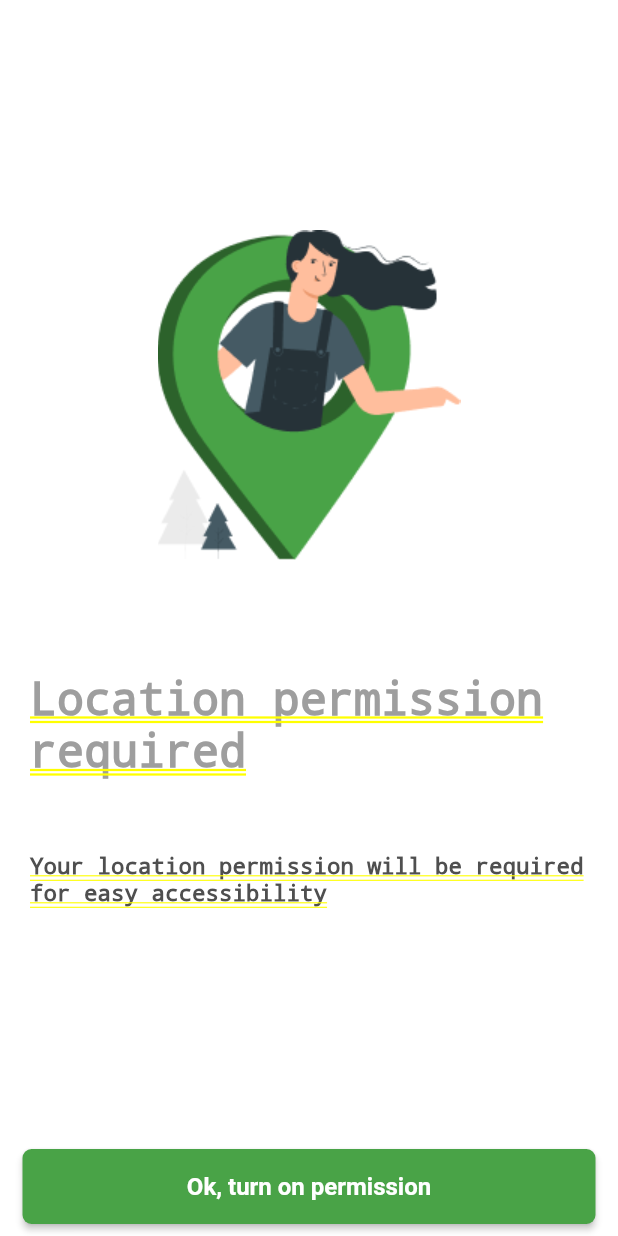
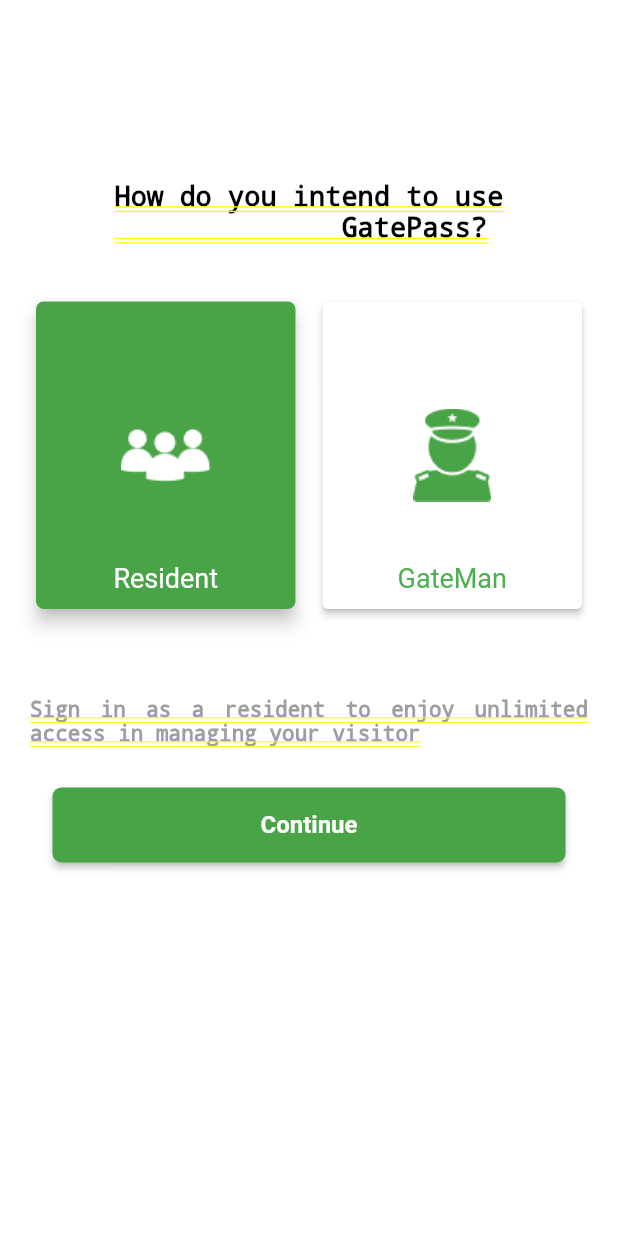
Before and after one commit to hngi/flutter-gateApp., a Flutter app: the screen it shows after launch, after a tap on "Ok, turn on permission", on a phone screen of 412 x 824 dp. Run offline on Flutter 3.47's test engine with Material 2 defaults, Android fonts, the phone set to English and light mode, and no system bars.

Commit message:
feature(User type) : Type of user  - Added 2 Image asset  - Implement UI

```diff
--- a/lib/pages/add_permission.dart
+++ b/lib/pages/add_permission.dart
@@ -33,8 +33,7 @@ class _AddPermissionState extends State<AddPermission> {
           width: double.infinity,
 
           child: Column(
-            mainAxisAlignment: MainAxisAlignment.start,
-            crossAxisAlignment: CrossAxisAlignment.start,
+
             children: <Widget>[
               Text(
                 'Location permission required',
@@ -50,8 +49,8 @@ class _AddPermissionState extends State<AddPermission> {
                 'Your location permission will be required for easy accessibility ',
                   style: TextStyle(
                     fontSize: 15.0,
-                    color: GateManColors.textColor,
-                    fontWeight: FontWeight.w600,
+                    color: Colors.grey,
+//                    fontWeight: FontWeight.w600,
                   ),
                   textAlign: TextAlign.left,
                 ),
@@ -61,9 +60,10 @@ class _AddPermissionState extends State<AddPermission> {
 
 
         Container(
+          padding: EdgeInsets.all(20.0),
             child: ActionButton(
               buttonText: 'Ok, turn on permission',
-              onPressed: () {},
+              onPressed: () => Navigator.pushReplacementNamed(context, '/user-type'),
             )
         ),
       ],
--- /dev/null
+++ b/lib/pages/user_type.dart
@@ -0,0 +1,138 @@
+import 'package:flutter/material.dart';
+import 'package:flutter/painting.dart';
+import 'package:gateapp/widgets/ActionButton/action_button.dart';
+import 'package:gateapp/utils/colors.dart';
+
+
+class UserType extends StatefulWidget {
+  @override
+  _UserType createState() => _UserType();
+}
+
+class _UserType extends State<UserType> {
+
+  @override
+  Widget build(BuildContext context) {
+    return Container(
+      height: double.infinity,
+      width: double.infinity,
+      color: Colors.white,
+
+      child: Column(
+        mainAxisAlignment: MainAxisAlignment.start,
+        crossAxisAlignment: CrossAxisAlignment.start,
+        children: <Widget>[
+          Align(
+            child: Padding(
+              padding: EdgeInsets.only(top: 120.0),
+              child: Text(
+                'How do you intend to use\n\t\t\t\t\t\t\t\t\t\t\t\t\t GatePass?',
+                textAlign: TextAlign.justify,
+                style: TextStyle(
+                  fontSize: 18.0,
+                  color: Colors.black
+                ),
+              ),
+            ),
+          ),
+          SizedBox(height: 15.0),
+        GridView.count(
+          crossAxisCount: 2,
+          primary: false,
+          crossAxisSpacing: 10.0,
+          childAspectRatio: 0.85,
+          mainAxisSpacing: 10.0,
+          shrinkWrap: true,
+          padding: EdgeInsets.all(20.0),
+          children: <Widget>[
+            Card(
+              elevation: 5.0,
+              child: Container(
+                decoration: BoxDecoration(
+                  borderRadius: BorderRadius.circular(5.0),
+                  color: GateManColors.primaryColor,
+                  image: DecorationImage(
+                    image: AssetImage('assets/images/Layer.png'),
+                  )
+                ),
+                child: Align(
+                  alignment: Alignment.bottomCenter,
+                  child: Padding(
+                    padding: EdgeInsets.all(10.0),
+                    child: Text(
+                      'Resident',
+                      style: TextStyle(
+                        fontSize: 18.0,
+                        color: Colors.white,
+                      ),
+
+                    ),
+
+                  ),
+                ),
+              ),
+            ),
+
+           Card(
+              elevation: 2.0,
+
+              child: Container(
+                height: 400.0,
+                decoration: BoxDecoration(
+                  borderRadius: BorderRadius.circular(5.0),
+                  image: DecorationImage(
+                    image: AssetImage('assets/images/OfficerAsset.png'),
+                  )
+                ),
+                child: Align(
+                  alignment: Alignment.bottomCenter,
+                  child: Padding(
+                    padding: EdgeInsets.all(10.0),
+                    child: Text(
+                      'GateMan',
+                      style: TextStyle(
+                        fontSize: 18.0,
+                        color: Colors.green,
+                      ),
+
+                    ),
+
+                  ),
+                ),
+              ),
+            ),
+
+
+          ],
+        ),
+
+          SizedBox(height: 15.0),
+          Align(
+            child: Padding(
+              padding: EdgeInsets.only(top: 20.0, left: 20, right: 20),
+              child: Text(
+                'Sign in as a resident to enjoy unlimited \t\t\t\t\t\t\t\t\t\t\t\t\taccess in managing your visitor',
+                textAlign: TextAlign.justify,
+                style: TextStyle(
+                    fontSize: 14.0,
+                    color: Colors.grey
+                ),
+              ),
+            ),
+          ),
+
+
+          Container(
+              padding: EdgeInsets.all(20.0),
+              child: ActionButton(
+                buttonText: 'Continue',
+                onPressed: () {},
+              )
+          ),
+        ],
+      ),
+    );
+
+  }
+
+}
--- a/lib/routes/routes.dart
+++ b/lib/routes/routes.dart
@@ -5,6 +5,7 @@ import 'package:gateapp/pages/Pager/pager.dart';
 import 'package:gateapp/pages/add_permission.dart';
 import 'package:gateapp/pages/manage_address.dart';
 import 'package:gateapp/pages/splash_screen.dart';
+import 'package:gateapp/pages/user_type.dart';
 
 class Routes {
   static Route<dynamic> generateRoute(RouteSettings settings) {
@@ -24,6 +25,9 @@ class Routes {
       case '/add-location':
         return MaterialPageRoute(builder: (context) => AddPermission());
 
+      case '/user-type':
+        return MaterialPageRoute(builder: (context) => UserType());
+
       default:
         return MaterialPageRoute(
           builder: (context) => Scaffold(
```
Also changed, not shown: assets/images/Layer.png (added), assets/images/OfficerAsset.png (added).
